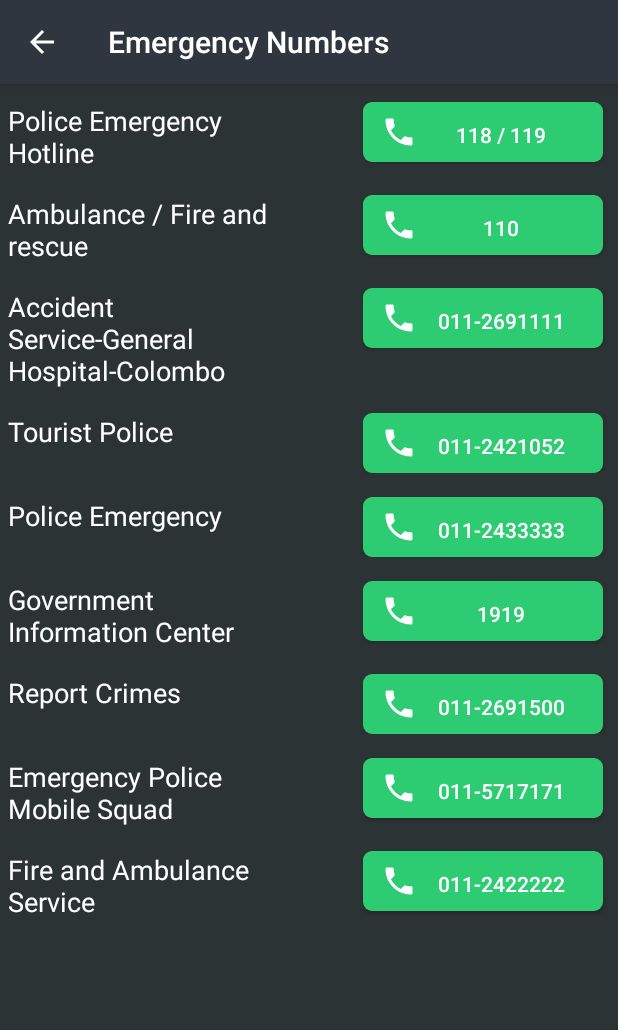
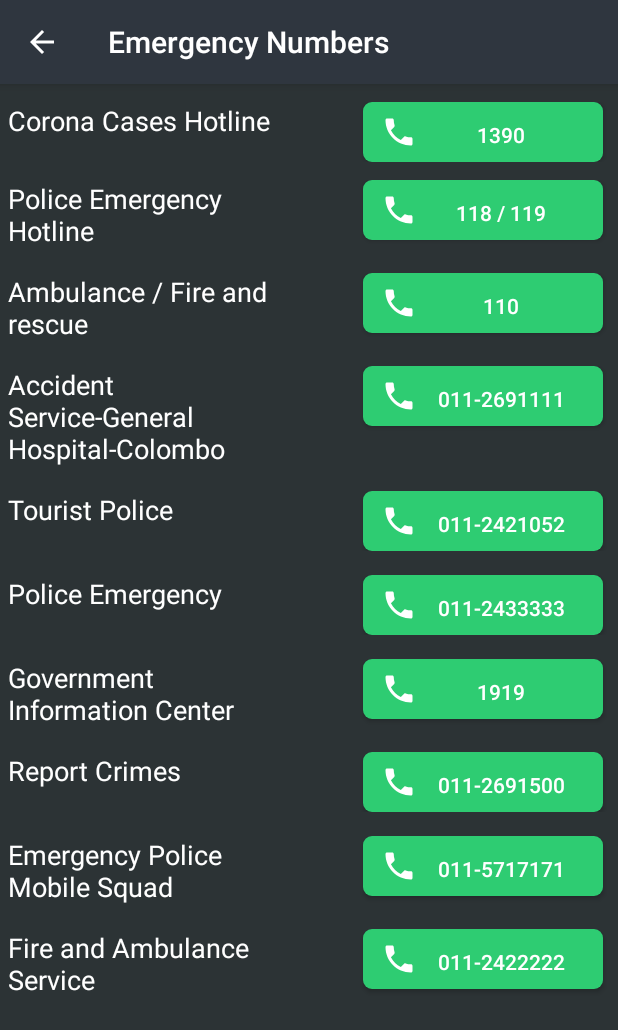
Before and after one commit to sjraja05/SrilankaCorona, an Android app: the EmergencyActivity screen opened directly, with no data from a screen before it, on a phone screen of 412 x 824 dp. Shown: the top 1030 px of the screen. Run offline under Robolectric (Android 15) with nearby library versions, the phone set to English and light mode, and no system bars.

Commit message:
Pre release version

```diff
--- a/app/src/main/AndroidManifest.xml
+++ b/app/src/main/AndroidManifest.xml
@@ -18,6 +18,11 @@
         android:roundIcon="@drawable/coro"
         android:supportsRtl="true"
         android:theme="@style/AppTheme">
+        <meta-data
+            android:name="firebase_performance_logcat_enabled"
+            android:value="true"
+
+            />
         <activity android:name=".DetailActivity"
             android:parentActivityName=".MainActivity"></activity>
         <activity android:name=".SrilankaStatus"
--- a/app/src/main/java/com/sajithan/android/srilankavscorona/EmergencyActivity.java
+++ b/app/src/main/java/com/sajithan/android/srilankavscorona/EmergencyActivity.java
@@ -16,7 +16,7 @@ import androidx.core.content.ContextCompat;
 
 public class EmergencyActivity extends AppCompatActivity implements View.OnClickListener {
 
-    private Button buttonOne, buttonTwo, buttonThree, buttonFour, buttonFive;
+    private Button buttonOne, buttonTwo, buttonThree, buttonFour, buttonFive, buttonSix, buttonSeven, buttonEight, buttonNine, buttonTen;
     public static final int REQUEST_CALL = 1;
 
     @Override
@@ -31,6 +31,11 @@ public class EmergencyActivity extends AppCompatActivity implements View.OnClick
         buttonThree.setOnClickListener(this);
         buttonFour.setOnClickListener(this);
         buttonFive.setOnClickListener(this);
+        buttonSix.setOnClickListener(this);
+        buttonSeven.setOnClickListener(this);
+        buttonEight.setOnClickListener(this);
+        buttonNine.setOnClickListener(this);
+        buttonTen.setOnClickListener(this);
 
         getSupportActionBar().setHomeButtonEnabled(true);
         getSupportActionBar().setDisplayHomeAsUpEnabled(true);
@@ -46,6 +51,11 @@ public class EmergencyActivity extends AppCompatActivity implements View.OnClick
        buttonThree = findViewById(R.id.button_three);
        buttonFour = findViewById(R.id.button_four);
        buttonFive = findViewById(R.id.button_five);
+       buttonSix = findViewById(R.id.button_six);
+        buttonSeven = findViewById(R.id.button_seven);
+        buttonEight = findViewById(R.id.button_eight);
+        buttonNine = findViewById(R.id.button_nine);
+        buttonTen = findViewById(R.id.button_ten);
     }
 
     @Override
@@ -53,7 +63,12 @@ public class EmergencyActivity extends AppCompatActivity implements View.OnClick
 
         switch (v.getId()) {
 
-            case R.id.button_one:
+            case R.id.button_ten:
+                String numTen = "1390";
+                makePhoneDial(numTen);
+                break;
+
+                case R.id.button_one:
                 String numOne = "118 / 119";
                 makePhoneDial(numOne);
                 break;
--- a/app/src/main/java/com/sajithan/android/srilankavscorona/SplashActivity.java
+++ b/app/src/main/java/com/sajithan/android/srilankavscorona/SplashActivity.java
@@ -20,6 +20,6 @@ public class SplashActivity extends AppCompatActivity {
                 startActivity(new Intent(SplashActivity.this, MainActivity.class));
                 finish();
             }
-        },2500);
+        },2000);
     }
 }
--- /dev/null
+++ b/app/src/main/res/drawable/ic_refresh_black_24dp.xml
@@ -0,0 +1,5 @@
+<vector android:height="24dp" android:tint="#FFFFFF"
+    android:viewportHeight="24.0" android:viewportWidth="24.0"
+    android:width="24dp" xmlns:android="http://schemas.android.com/apk/res/android">
+    <path android:fillColor="#FF000000" android:pathData="M17.65,6.35C16.2,4.9 14.21,4 12,4c-4.42,0 -7.99,3.58 -7.99,8s3.57,8 7.99,8c3.73,0 6.84,-2.55 7.73,-6h-2.08c-0.82,2.33 -3.04,4 -5.65,4 -3.31,0 -6,-2.69 -6,-6s2.69,-6 6,-6c1.66,0 3.14,0.69 4.22,1.78L13,11h7V4l-2.35,2.35z"/>
+</vector>
--- a/app/src/main/res/layout/activity_about.xml
+++ b/app/src/main/res/layout/activity_about.xml
@@ -69,7 +69,7 @@
             android:layout_width="wrap_content"
             android:layout_height="wrap_content"
             android:padding="8dp"
-            android:text="We are a group of Computer Science students in Uva Wellasssa University of Srilanka. This our small contribution in this bad situation. We are android developers currently studying BSc in Computer Sciene and Technology. We wish all of you will get a Safe and Good health condition during this time."
+            android:text="The app is developed by group of undergraduates, who are following Computer Science and Technology at Uva Wellassa University of Sri Lanka."
             android:textAppearance="@style/TextAppearance.AppCompat.Body1"
             android:textColor="@android:color/white"
             android:textSize="18sp"
--- a/app/src/main/res/layout/activity_emergency.xml
+++ b/app/src/main/res/layout/activity_emergency.xml
@@ -6,6 +6,35 @@
     android:orientation="vertical">
 
     <RelativeLayout
+        android:layout_width="wrap_content"
+        android:layout_height="wrap_content"
+        android:layout_marginTop="12dp">
+
+        <TextView
+            android:layout_width="187dp"
+            android:layout_height="wrap_content"
+            android:layout_marginStart="5dp"
+            android:layout_weight="1"
+            android:text="Corona Cases Hotline"
+            android:textColor="@android:color/white"
+            android:textSize="18sp" />
+
+        <Button
+            android:id="@+id/button_ten"
+            android:layout_width="160dp"
+            android:layout_height="40dp"
+            android:layout_alignParentEnd="true"
+            android:layout_marginStart="60dp"
+            android:layout_marginEnd="10dp"
+            android:layout_weight="1"
+            android:background="@drawable/rounded_button_setting"
+            android:drawableLeft="@drawable/ic_emergency"
+            android:padding="12dp"
+            android:text="1390"
+            android:textColor="@android:color/white" />
+
+
+    </RelativeLayout><RelativeLayout
         android:layout_width="wrap_content"
         android:layout_height="wrap_content"
         android:layout_marginTop="12dp">
--- a/app/src/main/res/layout/activity_symptoms.xml
+++ b/app/src/main/res/layout/activity_symptoms.xml
@@ -19,7 +19,7 @@
 
         <androidx.cardview.widget.CardView
             android:layout_width="match_parent"
-            android:layout_height="wrap_content"
+            android:layout_height="368dp"
             app:cardCornerRadius="4dp"
             app:cardElevation="8dp"
             app:cardUseCompatPadding="true">
@@ -27,9 +27,9 @@
 
             <ImageView
                 android:layout_width="wrap_content"
-                android:layout_height="331dp"
+                android:layout_height="329dp"
                 android:scaleType="fitXY"
-                android:src="@drawable/cor1" />
+                android:src="@drawable/newcorona" />
         </androidx.cardview.widget.CardView>
 
         <TextView
--- a/app/src/main/res/values/strings.xml
+++ b/app/src/main/res/values/strings.xml
@@ -11,7 +11,5 @@
     </string>
     <string name="title_activity_maps">Map</string>
 
-    <string name="about">CoronaVsSL is a app that collects the recent data about the pandemic corona virus
-    and provides the useful information to the user dynamically. I made a use of an api to fetch the stats about
-    corona on different nations of the world. </string>
+    <string name="about">This app provides active information updates on the extremely threatening Corona virus (COVID-19). The users able to receive instant updates on SriLanka and other nations from some trusted source as well as some basic information regarding the Corona virus. </string>
 </resources>
```
Also changed, not shown: app/build.gradle (+12 -1 lines), app/src/main/java/com/sajithan/android/srilankavscorona/AboutActivity.java (+4 -4 lines), app/src/main/java/com/sajithan/android/srilankavscorona/MainActivity.java (+14 -2 lines), app/src/main/java/com/sajithan/android/srilankavscorona/SrilankaStatus.java (+18 -4 lines), app/src/main/res/layout/activity_main.xml (+6 -3 lines), app/src/main/res/layout/activity_splash.xml (+7 -7 lines), app/src/main/res/layout/activity_srilanka_status.xml (+16 -7 lines), app/src/main/res/layout/item_cases.xml (+26 -21 lines), app/src/main/res/menu/drawer_menu.xml (+6 -1 lines), build.gradle (+11 -0 lines), 1 other file.
